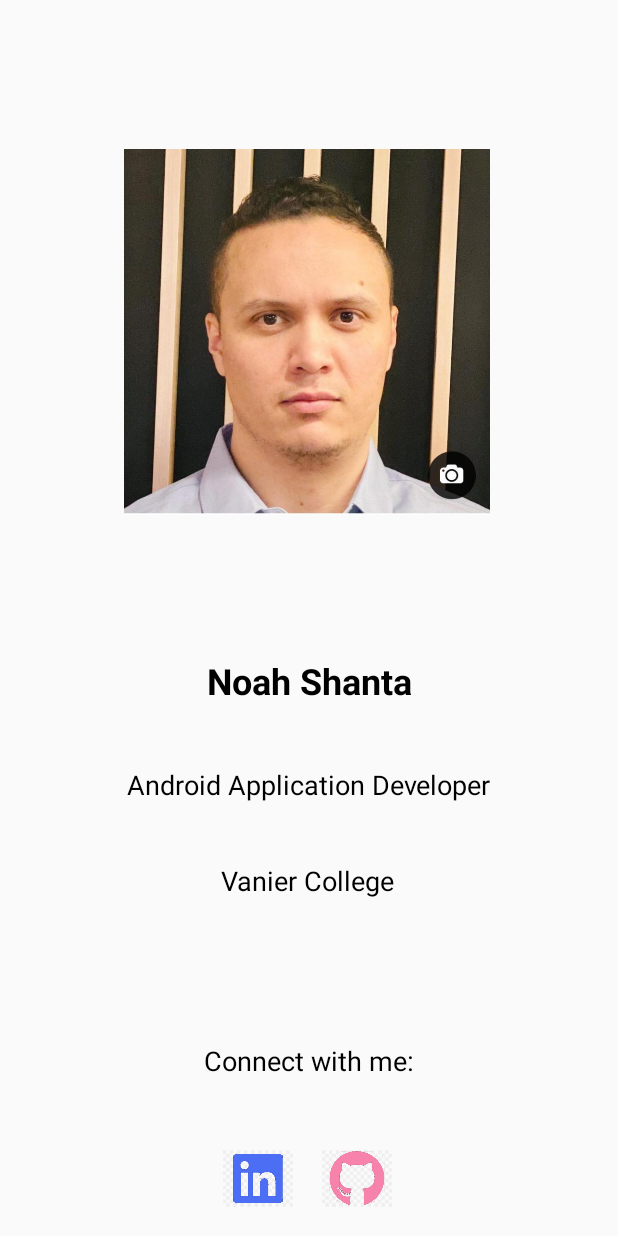
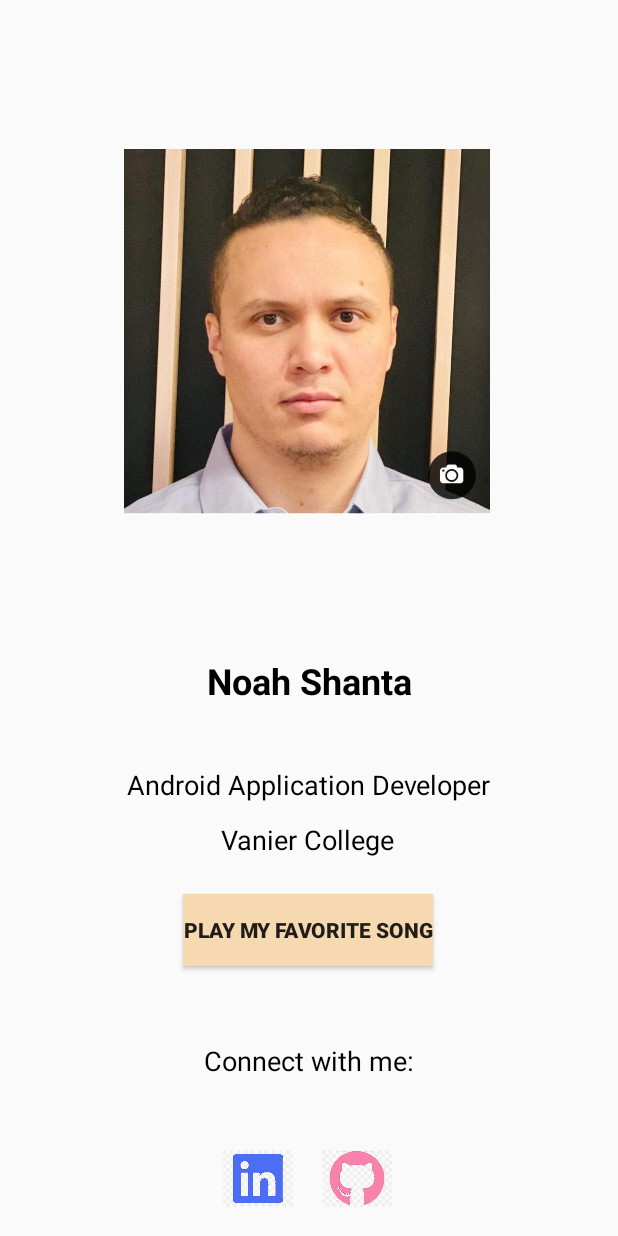
Before and after one commit to nouhship88/E-commerce_APP-STORE_Capstone, an Android app: the About screen opened directly, with no data from a screen before it, on a phone screen of 412 x 824 dp. Run offline under Robolectric (Android 15) with nearby library versions, the phone set to English and light mode, and no system bars.

Commit message:
Update about page and add connect details

```diff
--- a/app/src/main/java/com/example/Noah_AppDev_Ecommerce/About.java
+++ b/app/src/main/java/com/example/Noah_AppDev_Ecommerce/About.java
@@ -3,18 +3,20 @@ package com.example.Noah_AppDev_Ecommerce;
 import androidx.appcompat.app.AppCompatActivity;
 
 import android.content.Intent;
+import android.media.MediaPlayer;
 import android.net.Uri;
 import android.os.Bundle;
 import android.view.View;
 import android.widget.Button;
 
 public class About extends AppCompatActivity {
+    MediaPlayer mySong;
     Button ld,gt;
     @Override
     protected void onCreate(Bundle savedInstanceState) {
         super.onCreate(savedInstanceState);
         setContentView(R.layout.activity_about);
-
+        mySong=MediaPlayer.create(About.this,R.raw.follow);
         gt=findViewById(R.id.gt);
         ld=findViewById(R.id.ld);
 
@@ -39,4 +41,14 @@ public class About extends AppCompatActivity {
 
 
     }
+
+    public void playIT(View v){
+    mySong.start();
+    }
+
+    @Override
+    protected void onPause() {
+        super.onPause();
+        mySong.release();
+    }
 }
--- a/app/src/main/res/layout/activity_about.xml
+++ b/app/src/main/res/layout/activity_about.xml
@@ -50,21 +50,24 @@
         android:layout_width="wrap_content"
         android:layout_height="wrap_content"
         android:text="Vanier College"
+        android:textAlignment="center"
         android:textColor="@color/blackColor"
         android:textSize="18sp"
-        android:textAlignment="center"
         app:layout_constraintBottom_toBottomOf="parent"
         app:layout_constraintEnd_toEndOf="parent"
-        app:layout_constraintHorizontal_bias="0.495"
+        app:layout_constraintHorizontal_bias="0.496"
         app:layout_constraintStart_toStartOf="parent"
         app:layout_constraintTop_toTopOf="parent"
-        app:layout_constraintVertical_bias="0.719" />
+        app:layout_constraintVertical_bias="0.685" />
+
+
 
     <TextView
         android:id="@+id/textView17"
         android:layout_width="wrap_content"
         android:layout_height="wrap_content"
         android:text="Connect with me:"
+        android:onClick="playIT"
         android:textColor="@color/blackColor"
         android:textSize="18sp"
         app:layout_constraintBottom_toBottomOf="parent"
@@ -98,4 +101,19 @@
         app:layout_constraintTop_toTopOf="parent"
         app:layout_constraintVertical_bias="0.976" />
 
+    <Button
+        android:id="@+id/button2"
+        android:layout_width="wrap_content"
+        android:layout_height="wrap_content"
+        android:layout_marginTop="24dp"
+        android:background="@color/whiteColor"
+        android:backgroundTint="#F6D9B1"
+        android:onClick="playIT"
+        android:text="Play my favorite song"
+        android:textStyle="bold"
+        app:layout_constraintEnd_toEndOf="parent"
+        app:layout_constraintHorizontal_bias="0.497"
+        app:layout_constraintStart_toStartOf="parent"
+        app:layout_constraintTop_toBottomOf="@+id/textView16" />
+
 </androidx.constraintlayout.widget.ConstraintLayout>
--- a/app/src/main/res/layout/activity_home_page.xml
+++ b/app/src/main/res/layout/activity_home_page.xml
@@ -27,7 +27,7 @@
             android:layout_width="match_parent"
             android:layout_height="72dp"
             android:backgroundTint="#5D0C28"
-            android:text="Contact us"
+            android:text="Play Music"
             android:textAppearance="@style/TextAppearance.AppCompat.Large" />
 
     </com.google.android.material.navigation.NavigationView>
```
Also changed, not shown: app/src/main/res/drawable-v24/play.jpg (added), 2 other files.
